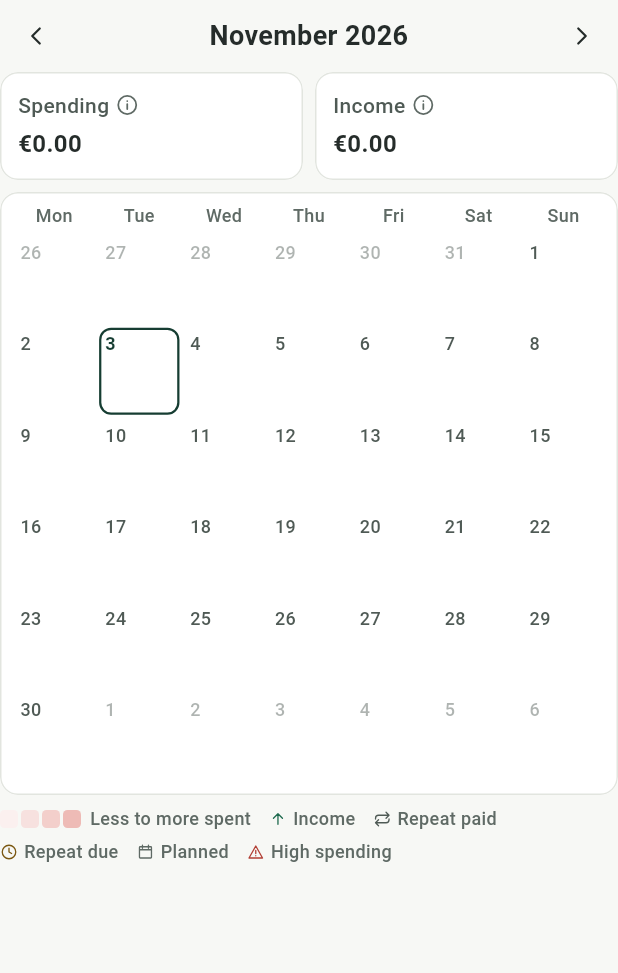
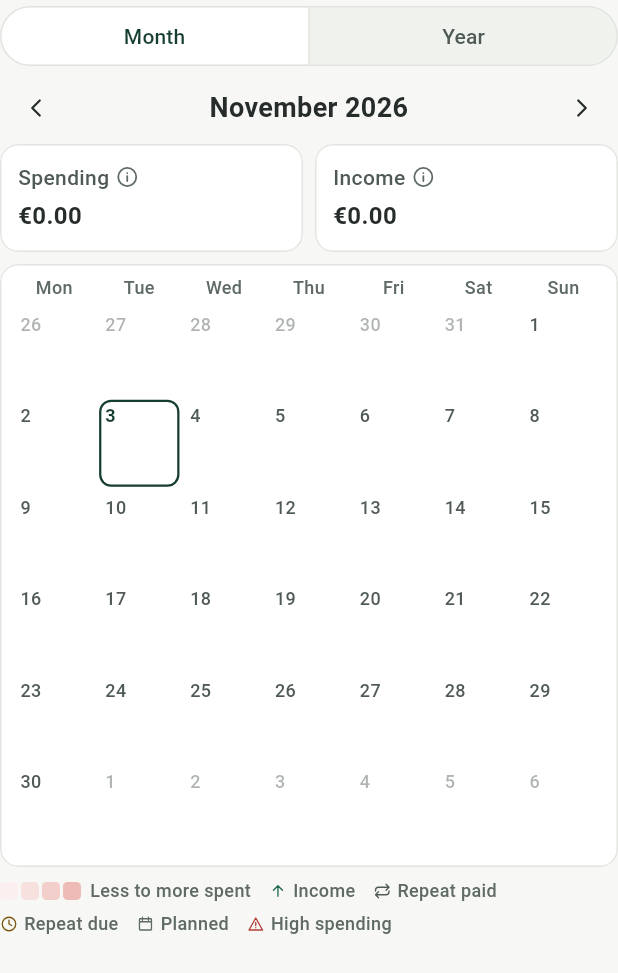
Before and after one commit to DaniloVrancic/ledgerly, a Flutter app: the MonthCalendar widget shown alone on an empty page, opened directly, on a phone screen of 412 x 824 dp. Shown: the top 973 px of the screen. Run offline on Flutter 3.47's test engine with Material 3 defaults, Android fonts, the phone set to English and light mode, and no system bars; our stand-ins replace drift, fl_chart, flutter_riverpod, flutter_svg, image_picker; accounts and stored records are empty; generated files the repository leaves out were written again.

Commit message:
Add the calendar year view and its widget test
- Month / Year switch: twelve small months, each day shaded against the year's
  other spending days, with the month's spending under it
- Tapping a month opens it in the month grid, where days are large enough to tap
- Widget test: open a day, add an entry dated that day, jump to a month from Year
- README lists the calendar

Co-Authored-By: Claude Opus 5.5 <noreply@anthropic.com>

```diff
--- a/app/lib/features/calendar/month_calendar.dart
+++ b/app/lib/features/calendar/month_calendar.dart
@@ -18,6 +18,7 @@ import '../../ui/theme/ledgerly_colors.dart';
 import '../../ui/widgets/common.dart';
 import '../../ui/widgets/money_text.dart';
 import 'day_sheet.dart';
+import 'year_heatmap.dart';
 
 /// "42", "1.2k" or "12k", with a plus or a real minus. Empty for zero.
 String compactMoney(int minor) {
@@ -72,6 +73,7 @@ class MonthCalendar extends ConsumerStatefulWidget {
 class _MonthCalendarState extends ConsumerState<MonthCalendar> {
   late int _year = Day.year(ref.read(todayProvider));
   late int _month = Day.month(ref.read(todayProvider));
+  bool _yearView = false;
 
   void _shift(int by) => setState(() {
     final m = _month - 1 + by;
@@ -79,8 +81,56 @@ class _MonthCalendarState extends ConsumerState<MonthCalendar> {
     _month = m % 12 + 1;
   });
 
+  Widget _header(String title, String unit, VoidCallback back, VoidCallback forward) => Row(
+    children: [
+      IconButton(
+        onPressed: back,
+        icon: Transform.flip(flipX: true, child: const LedgerIcon('chevron')),
+        tooltip: 'Previous $unit',
+      ),
+      Expanded(
+        child: Text(title, style: context.text.title, textAlign: TextAlign.center),
+      ),
+      IconButton(onPressed: forward, icon: const LedgerIcon('chevron'), tooltip: 'Next $unit'),
+    ],
+  );
+
   @override
   Widget build(BuildContext context) {
+    final switcher = SegmentedButton<bool>(
+      showSelectedIcon: false,
+      segments: const [
+        ButtonSegment(value: false, label: Text('Month')),
+        ButtonSegment(value: true, label: Text('Year')),
+      ],
+      selected: {_yearView},
+      onSelectionChanged: (s) => setState(() => _yearView = s.first),
+    );
+    if (_yearView) {
+      return Column(
+        crossAxisAlignment: CrossAxisAlignment.stretch,
+        children: [
+          switcher,
+          _header('$_year', 'year', () => setState(() => _year -= 1), () => setState(() => _year += 1)),
+          LedgerCard(
+            padding: const EdgeInsets.all(4),
+            child: YearHeatmap(
+              year: _year,
+              onMonth: (m) => setState(() {
+                _month = m;
+                _yearView = false;
+              }),
+            ),
+          ),
+          const SizedBox(height: 8),
+          Text('Each square is a day. Tap a month to open its days.', style: context.text.caption),
+        ],
+      );
+    }
+    return _monthView(switcher);
+  }
+
+  Widget _monthView(Widget switcher) {
     final today = ref.watch(todayProvider);
     final grid = monthGrid(_year, _month);
     final totals = ref.watch(dayTotalsProvider((grid.first, grid.last))).value ?? const <String, DayTotals>{};
@@ -101,23 +151,8 @@ class _MonthCalendarState extends ConsumerState<MonthCalendar> {
     return Column(
       crossAxisAlignment: CrossAxisAlignment.stretch,
       children: [
-        Row(
-          children: [
-            IconButton(
-              onPressed: () => _shift(-1),
-              icon: Transform.flip(flipX: true, child: const LedgerIcon('chevron')),
-              tooltip: 'Previous month',
-            ),
-            Expanded(
-              child: Text(
-                '${Day.monthName(_month)} $_year',
-                style: context.text.title,
-                textAlign: TextAlign.center,
-              ),
-            ),
-            IconButton(onPressed: () => _shift(1), icon: const LedgerIcon('chevron'), tooltip: 'Next month'),
-          ],
-        ),
+        switcher,
+        _header('${Day.monthName(_month)} $_year', 'month', () => _shift(-1), () => _shift(1)),
         TileGrid(
           children: [
             MetricTile(
```
Also changed, not shown: app/lib/domain/calendar_month.dart (+0 -15 lines), app/lib/features/calendar/year_heatmap.dart (added, +91 -0 lines), 3 other files.
